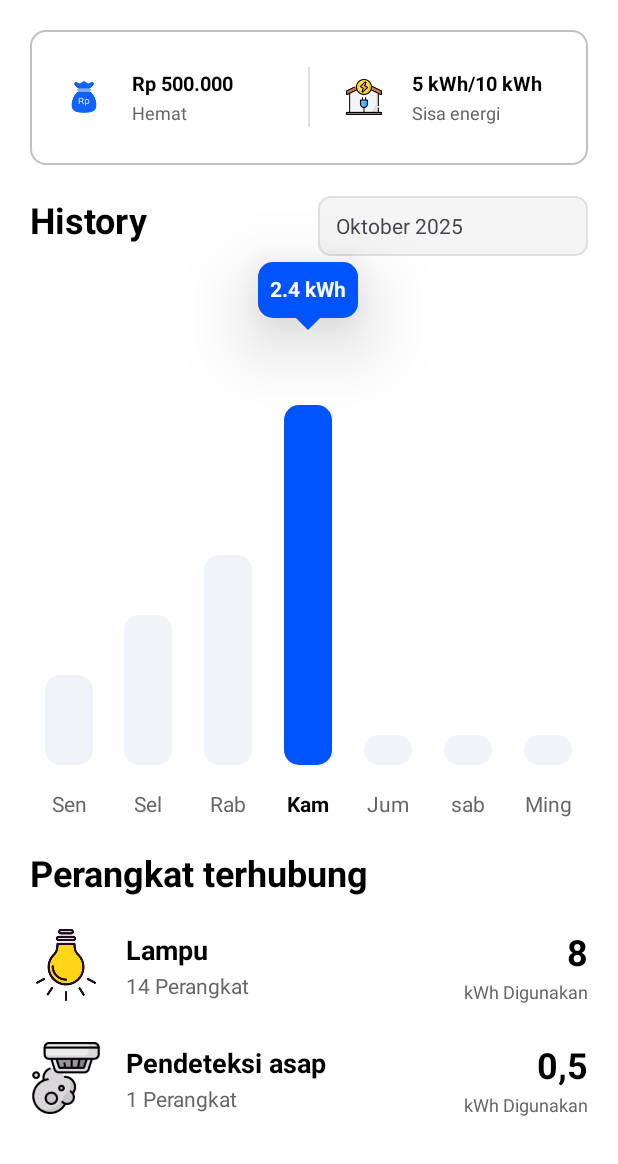
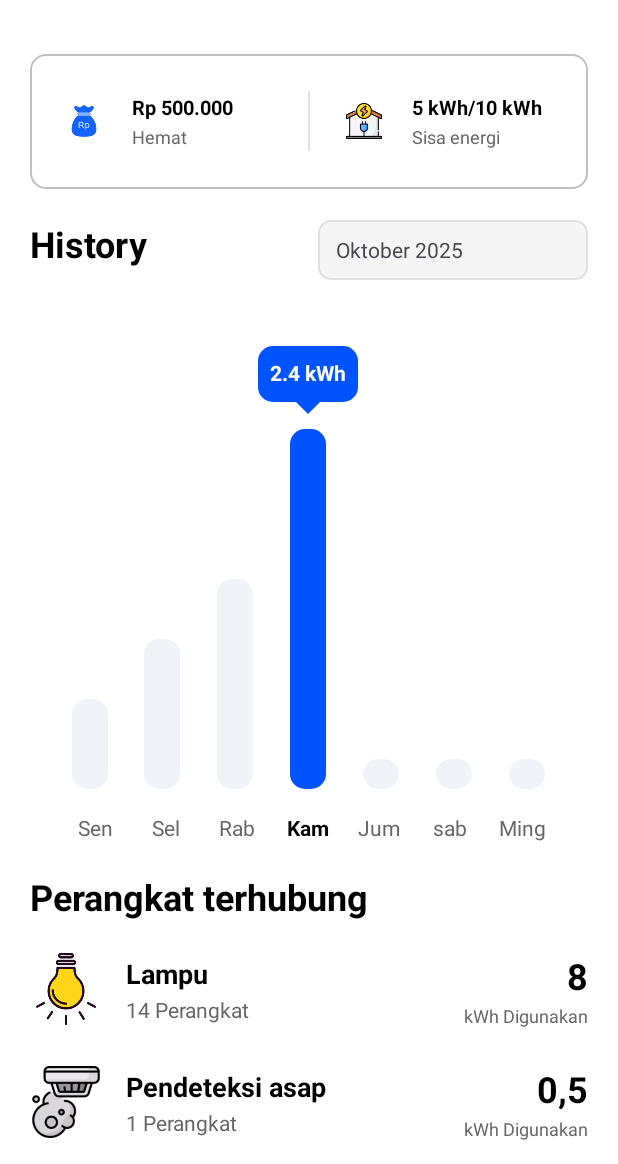
Before and after one commit to nuhgroh2004/smartHome, an Android app: the MonitoringListrikActivity screen opened directly, with no data from a screen before it, on a phone screen of 412 x 824 dp, the part 72-1236 px from its top. Run offline under Robolectric (Android 15) with nearby library versions, the phone set to English and light mode, and no system bars.

Commit message:
MonitoringListrikActivity [fix Floating Value]

```diff
--- a/app/src/main/java/com/example/smarthome/MonitoringListrikActivity.kt
+++ b/app/src/main/java/com/example/smarthome/MonitoringListrikActivity.kt
@@ -4,9 +4,7 @@ import android.app.DatePickerDialog
 import android.os.Bundle
 import android.util.Log
 import android.view.View
-import android.widget.ArrayAdapter
 import android.widget.FrameLayout
-import android.widget.ListPopupWindow
 import androidx.activity.enableEdgeToEdge
 import androidx.appcompat.app.AppCompatActivity
 import androidx.core.view.ViewCompat
@@ -116,7 +114,7 @@ class MonitoringListrikActivity : AppCompatActivity() {
         // Wait for layout to be measured before positioning label
         binding.chartFrameContainer.post {
             // Position label above bar Sen by default, 10dp distance
-            positionLabelAboveBar(binding.barKam, distanceDp = 50f)
+            positionLabelAboveBar(binding.barKam, distanceDp = 10f)
             updateMovedLabelValue(binding.barKam)
         }
 
@@ -155,7 +153,7 @@ class MonitoringListrikActivity : AppCompatActivity() {
         currentActiveBar = clickedBar
 
         // Position the floating label above the clicked bar with 10dp distance
-        positionLabelAboveBar(clickedBar, distanceDp = 50f)
+        positionLabelAboveBar(clickedBar, distanceDp = 10f)
 
         // Update value from tag but treat 20dp (or <=20dp) as 0.0 kWh
         updateMovedLabelValue(clickedBar)
@@ -164,7 +162,7 @@ class MonitoringListrikActivity : AppCompatActivity() {
     }
 
     // Position the floating label above the specified bar using absolute coordinates in root FrameLayout
-    private fun positionLabelAboveBar(bar: View, distanceDp: Float = 50f) {
+    private fun positionLabelAboveBar(bar: View, distanceDp: Float = 10f) {
         val label = binding.valueLabelKam
 
         // Ensure label is measured first if not yet measured
@@ -175,17 +173,17 @@ class MonitoringListrikActivity : AppCompatActivity() {
             )
         }
 
-        // Get bar position in window coordinates
+        // Get bar position relative to chart_frame_container
         val barLocation = IntArray(2)
         bar.getLocationInWindow(barLocation)
 
-        // Get root main container position in window coordinates
-        val mainLocation = IntArray(2)
-        findViewById<View>(R.id.main).getLocationInWindow(mainLocation)
+        // Get chart_frame_container position
+        val frameLocation = IntArray(2)
+        binding.chartFrameContainer.getLocationInWindow(frameLocation)
 
-        // Calculate relative position to root FrameLayout
-        val relativeX = barLocation[0] - mainLocation[0]
-        val relativeY = barLocation[1] - mainLocation[1]
+        // Calculate relative position to FrameLayout (chart container)
+        val relativeX = barLocation[0] - frameLocation[0]
+        val relativeY = barLocation[1] - frameLocation[1]
 
         // Center the label horizontally above the bar
         val labelWidth = if (label.width > 0) label.width else label.measuredWidth
@@ -202,7 +200,7 @@ class MonitoringListrikActivity : AppCompatActivity() {
         // Calculate Y position: bar top - label height - margin
         val labelY = relativeY - labelHeight - marginAboveBar
 
-        // Update FrameLayout params with absolute position (relative to root)
+        // Update FrameLayout params with absolute position (relative to chart_frame_container)
         val params = FrameLayout.LayoutParams(
             FrameLayout.LayoutParams.WRAP_CONTENT,
             FrameLayout.LayoutParams.WRAP_CONTENT
--- a/app/src/main/res/layout/activity_monitoring_listrik.xml
+++ b/app/src/main/res/layout/activity_monitoring_listrik.xml
@@ -8,66 +8,17 @@
     android:background="#FFFFFF"
     tools:context=".MonitoringListrikActivity">
 
-    <LinearLayout
-        android:layout_width="match_parent"
-        android:layout_height="match_parent"
-        android:background="#FFFFFF"
-        android:orientation="vertical"
-        android:layout_margin="20dp"
-        android:clipChildren="false"
-        android:clipToPadding="false">
-
-        <!-- Header dengan back button dan title -->
-        <LinearLayout
-            android:layout_width="match_parent"
-            android:layout_height="wrap_content"
-            android:orientation="horizontal"
-            android:gravity="center_vertical"
-            android:paddingBottom="20dp">
-
-            <ImageView
-                android:id="@+id/btn_back"
-                android:layout_width="24dp"
-                android:layout_height="24dp"
-                android:src="@drawable/arrow_back"
-                android:contentDescription="Back"
-                android:clickable="true"
-                android:focusable="true" />
-
-            <ImageView
-                android:layout_width="28dp"
-                android:layout_height="28dp"
-                android:layout_marginStart="12dp"
-                android:src="@drawable/logo_img"
-                android:contentDescription="Avara Logo" />
-
-            <TextView
-                android:layout_width="wrap_content"
-                android:layout_height="wrap_content"
-                android:layout_marginStart="8dp"
-                android:text="Avara"
-                android:textStyle="bold"
-                android:textSize="18sp"
-                android:textColor="#0092DC"
-                android:fontFamily="sans-serif-medium" />
-
-            <TextView
-                android:layout_width="wrap_content"
-                android:layout_height="wrap_content"
-                android:layout_marginStart="4dp"
-                android:text="Monitoring ruangan"
-                android:textSize="18sp"
-                android:textColor="#333333"
-                android:fontFamily="sans-serif-medium" />
-        </LinearLayout>
-
-
+    <!-- ScrollView with content -->
     <ScrollView
         android:layout_width="match_parent"
         android:layout_height="match_parent"
         android:scrollbars="none"
         android:clipChildren="false"
-            android:clipToPadding="false">
+        android:clipToPadding="false"
+        android:paddingTop="84dp"
+        android:paddingStart="20dp"
+        android:paddingEnd="20dp"
+        android:paddingBottom="20dp">
         <LinearLayout
             android:layout_width="match_parent"
             android:layout_height="wrap_content"
@@ -253,13 +204,14 @@
                                 android:layout_weight="1"
                                 android:orientation="vertical"
                                 android:gravity="bottom|center_horizontal"
-                                    android:layout_marginHorizontal="4dp"
+                                android:layout_marginLeft="20dp"
+                                android:layout_marginRight="4dp"
                                 android:clickable="true"
                                 android:focusable="true">
 
                                 <View
                                     android:id="@+id/bar_sen"
-                                        android:layout_width="32dp"
+                                    android:layout_width="24dp"
                                     android:layout_height="60dp"
                                     android:background="@drawable/listrik_history_gray_bar_background"
                                     android:tag="0.6" />
@@ -279,7 +231,7 @@
 
                                 <View
                                     android:id="@+id/bar_sel"
-                                        android:layout_width="32dp"
+                                    android:layout_width="24dp"
                                     android:layout_height="100dp"
                                     android:background="@drawable/listrik_history_gray_bar_background"
                                     android:tag="1.0" />
@@ -299,7 +251,7 @@
 
                                 <View
                                     android:id="@+id/bar_rab"
-                                        android:layout_width="32dp"
+                                    android:layout_width="24dp"
                                     android:layout_height="140dp"
                                     android:background="@drawable/listrik_history_gray_bar_background"
                                     android:tag="1.4" />
@@ -319,7 +271,7 @@
 
                                 <View
                                     android:id="@+id/bar_kam"
-                                        android:layout_width="32dp"
+                                    android:layout_width="24dp"
                                     android:layout_height="240dp"
                                     android:background="@drawable/listrik_history_blue_bar_background"
                                     android:tag="2.4" />
@@ -339,7 +291,7 @@
 
                                 <View
                                     android:id="@+id/bar_jum"
-                                        android:layout_width="32dp"
+                                    android:layout_width="24dp"
                                     android:layout_height="20dp"
                                     android:background="@drawable/listrik_history_gray_bar_background"
                                     android:tag="0.2" />
@@ -359,7 +311,7 @@
 
                                 <View
                                     android:id="@+id/bar_sab"
-                                        android:layout_width="32dp"
+                                    android:layout_width="24dp"
                                     android:layout_height="20dp"
                                     android:background="@drawable/listrik_history_gray_bar_background"
                                     android:tag="0.0" />
@@ -373,18 +325,38 @@
                                 android:layout_weight="1"
                                 android:orientation="vertical"
                                 android:gravity="bottom|center_horizontal"
-                                    android:layout_marginHorizontal="4dp"
+                                android:layout_marginLeft="4dp"
+                                android:layout_marginRight="20dp"
                                 android:clickable="true"
                                 android:focusable="true">
 
                                 <View
                                     android:id="@+id/bar_ming"
-                                        android:layout_width="32dp"
+                                    android:layout_width="24dp"
                                     android:layout_height="20dp"
                                     android:background="@drawable/listrik_history_gray_bar_background"
                                     android:tag="0.0" />
                             </LinearLayout>
 
+                        </LinearLayout>
+
+                        <!-- Floating Value Label - Removed elevation to eliminate gray shadow -->
+                        <LinearLayout
+                            android:id="@+id/value_label_kam"
+                            android:layout_width="wrap_content"
+                            android:layout_height="wrap_content"
+                            android:background="@drawable/listrik_history_blue_bubble_background"
+                            android:padding="8dp"
+                            android:visibility="visible">
+                            <TextView
+                                android:id="@+id/value_label_text_kam"
+                                android:layout_width="wrap_content"
+                                android:layout_height="wrap_content"
+                                android:text="2.4 kWh"
+                                android:layout_marginBottom="10dp"
+                                android:textColor="#FFFFFF"
+                                android:textSize="14sp"
+                                android:textStyle="bold" />
                         </LinearLayout>
 
                     </FrameLayout>
@@ -393,6 +365,8 @@
                     <LinearLayout
                         android:layout_width="match_parent"
                         android:layout_height="wrap_content"
+                        android:layout_marginRight="20dp"
+                        android:layout_marginLeft="20dp"
                         android:orientation="horizontal">
 
                         <TextView
@@ -688,27 +662,53 @@
         </LinearLayout>
     </ScrollView>
 
-    </LinearLayout>
+    <!-- Header fixed at top with highest z-index (drawn last = on top) -->
+    <LinearLayout
+        android:id="@+id/header_layout"
+        android:layout_width="match_parent"
+        android:layout_height="wrap_content"
+        android:orientation="horizontal"
+        android:gravity="center_vertical"
+        android:paddingTop="20dp"
+        android:paddingBottom="20dp"
+        android:paddingStart="20dp"
+        android:paddingEnd="20dp"
+        android:background="#FFFFFF">
 
-    <!-- Floating Value Label (HIGHEST Z-INDEX - overlay on entire screen) -->
-    <LinearLayout
-        android:id="@+id/value_label_kam"
+        <ImageView
+            android:id="@+id/btn_back"
+            android:layout_width="24dp"
+            android:layout_height="24dp"
+            android:src="@drawable/arrow_back"
+            android:contentDescription="Back"
+            android:clickable="true"
+            android:focusable="true" />
+
+        <ImageView
+            android:layout_width="28dp"
+            android:layout_height="28dp"
+            android:layout_marginStart="12dp"
+            android:src="@drawable/logo_img"
+            android:contentDescription="Avara Logo" />
+
+        <TextView
             android:layout_width="wrap_content"
             android:layout_height="wrap_content"
-        android:background="@drawable/listrik_history_blue_bubble_background"
-        android:padding="8dp"
-        android:visibility="visible"
-        android:elevation="16dp"
-        android:translationZ="16dp">
+            android:layout_marginStart="8dp"
+            android:text="Avara"
+            android:textStyle="bold"
+            android:textSize="18sp"
+            android:textColor="#0092DC"
+            android:fontFamily="sans-serif-medium" />
+
         <TextView
-            android:id="@+id/value_label_text_kam"
             android:layout_width="wrap_content"
             android:layout_height="wrap_content"
-            android:text="2.4 kWh"
-            android:layout_marginBottom="10dp"
-            android:textColor="#FFFFFF"
-            android:textSize="14sp"
-            android:textStyle="bold" />
+            android:layout_marginStart="4dp"
+            android:text="Monitoring ruangan"
+            android:textSize="18sp"
+            android:textColor="#333333"
+            android:fontFamily="sans-serif-medium" />
     </LinearLayout>
 
 </FrameLayout>
```
Lines whose indentation alone changed are shown as unchanged.
